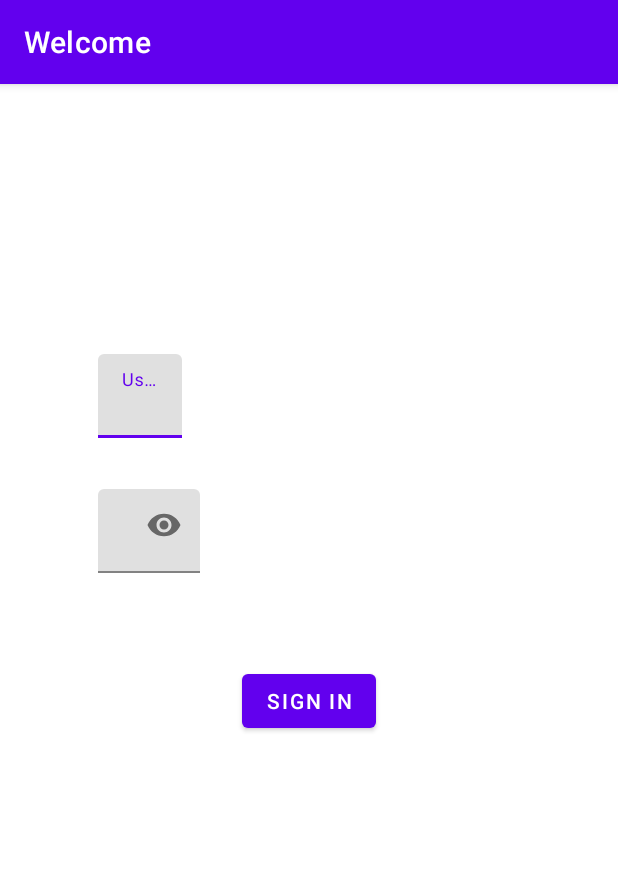
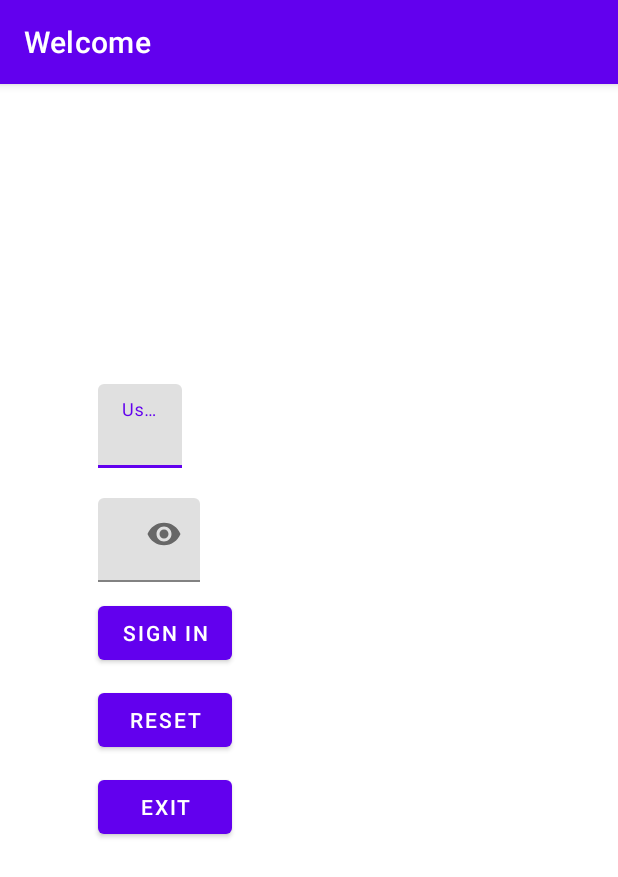
Before and after one commit to li-xin-yi/SQL-inject-demo, an Android app: the screen it shows after launch (MainActivity), on a phone screen of 412 x 824 dp. Shown: the top 877 px of the screen. Run offline under Robolectric (Android 15) with nearby library versions, the phone set to English and light mode, and no system bars.

Commit message:
exit button

```diff
--- a/app/src/main/java/com/example/sql_inject_demo/DBHandler.java
+++ b/app/src/main/java/com/example/sql_inject_demo/DBHandler.java
@@ -11,9 +11,9 @@ import java.text.DateFormat;
 import java.text.SimpleDateFormat;
 
 public class DBHandler extends SQLiteOpenHelper {
-    private static final int DB_VERSION = 1;
-    private static final String DB_NAME = "employeeDB.db";
-    private static final String TABLE_NAME = "employee";
+    static final int DB_VERSION = 1;
+    static final String DB_NAME = "employeeDB.db";
+    static final String TABLE_NAME = "employee";
 
 
     public DBHandler(Context context, String name, SQLiteDatabase.CursorFactory factory, int version) {
--- a/app/src/main/java/com/example/sql_inject_demo/MainActivity.java
+++ b/app/src/main/java/com/example/sql_inject_demo/MainActivity.java
@@ -68,7 +68,19 @@ public class MainActivity extends AppCompatActivity {
             }
         }
 
+    }
 
+    public void exitOnClick(View v)
+    {
+        finish();
+        System.exit(0);
+    }
+
+    public void resetOnClick(View v)
+    {
+        this.deleteDatabase(dbhandler.getDatabaseName());
+        usernameInput.setText("");
+        passwordInput.setText("");
     }
 
 
--- a/app/src/main/res/layout/activity_main.xml
+++ b/app/src/main/res/layout/activity_main.xml
@@ -6,27 +6,23 @@
     android:layout_height="match_parent"
     tools:context=".MainActivity">
 
-    <Button
-        android:id="@+id/signinButton"
-        android:layout_width="wrap_content"
+    <TableLayout
+        android:layout_width="match_parent"
         android:layout_height="wrap_content"
-        android:layout_marginTop="387dp"
-        android:onClick="signOnClick"
-        android:text="Sign in"
-        app:layout_constraintEnd_toEndOf="parent"
-        app:layout_constraintHorizontal_bias="0.5"
-        app:layout_constraintStart_toStartOf="parent"
-        app:layout_constraintTop_toTopOf="parent" />
+        android:layout_marginTop="180dp"
+        android:orientation="vertical"
+        app:layout_constraintTop_toTopOf="parent">
 
+
+        <TableRow>
             <com.google.android.material.textfield.TextInputLayout
-        android:layout_width="wrap_content"
+                android:layout_width="match_parent"
                 android:layout_height="wrap_content"
                 android:layout_marginStart="65dp"
+                android:layout_marginTop="20dp"
+                android:layout_marginEnd="65dp"
 
-        android:layout_marginTop="180dp"
-        android:hint="Username"
-        app:layout_constraintStart_toStartOf="parent"
-        app:layout_constraintTop_toTopOf="parent">
+                android:hint="Username">
 
                 <com.google.android.material.textfield.TextInputEditText
                     android:id="@+id/usernameInput"
@@ -35,16 +31,17 @@
                     android:ems="15"
                     android:inputType="text" />
             </com.google.android.material.textfield.TextInputLayout>
+        </TableRow>
+
+        <TableRow>
 
             <com.google.android.material.textfield.TextInputLayout
-        android:layout_width="wrap_content"
+                android:layout_width="match_parent"
                 android:layout_height="wrap_content"
                 android:layout_marginStart="65dp"
-
-        android:layout_marginTop="270dp"
+                android:layout_marginTop="20dp"
+                android:layout_marginEnd="65dp"
                 android:hint="Password"
-        app:layout_constraintStart_toStartOf="parent"
-        app:layout_constraintTop_toTopOf="parent"
                 app:passwordToggleEnabled="true">
 
                 <com.google.android.material.textfield.TextInputEditText
@@ -54,5 +51,48 @@
                     android:ems="15"
                     android:inputType="textPassword" />
             </com.google.android.material.textfield.TextInputLayout>
+        </TableRow>
+
+        <TableRow>
+
+            <Button
+                android:id="@+id/signinButton"
+                android:layout_width="wrap_content"
+                android:layout_height="wrap_content"
+                android:layout_marginStart="65dp"
+                android:layout_marginTop="10dp"
+                android:layout_marginEnd="65dp"
+                android:onClick="signOnClick"
+                android:text="Sign in" />
+        </TableRow>
+
+        <TableRow>
+
+            <Button
+                android:id="@+id/resetButton"
+                android:layout_width="wrap_content"
+                android:layout_height="wrap_content"
+                android:layout_marginStart="65dp"
+                android:layout_marginTop="10dp"
+                android:layout_marginEnd="65dp"
+                android:onClick="resetOnClick"
+                android:text="Reset" />
+        </TableRow>
+
+        <TableRow>
+
+            <Button
+                android:id="@+id/exitButton"
+                android:layout_width="wrap_content"
+                android:layout_height="wrap_content"
+                android:layout_marginStart="65dp"
+                android:layout_marginTop="10dp"
+                android:layout_marginEnd="65dp"
+                android:onClick="exitOnClick"
+                android:text="Exit" />
+        </TableRow>
+
+
+    </TableLayout>
 
 </androidx.constraintlayout.widget.ConstraintLayout>
```
Lines whose indentation alone changed are shown as unchanged.
